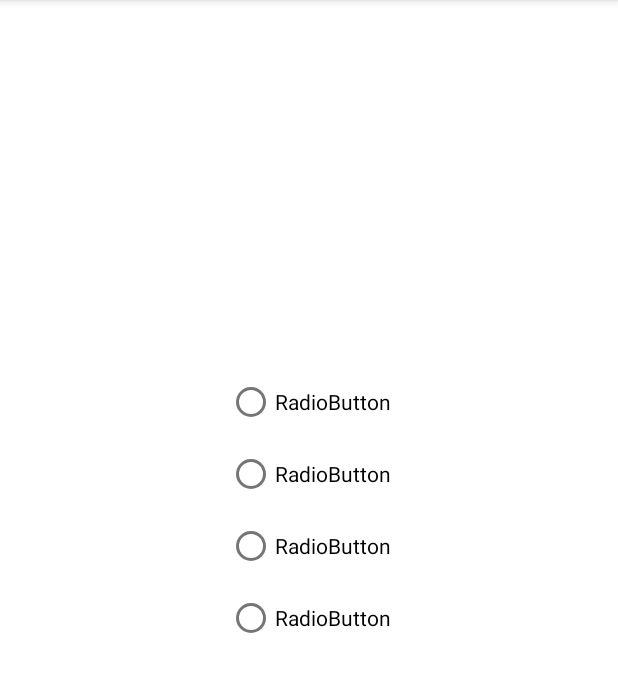
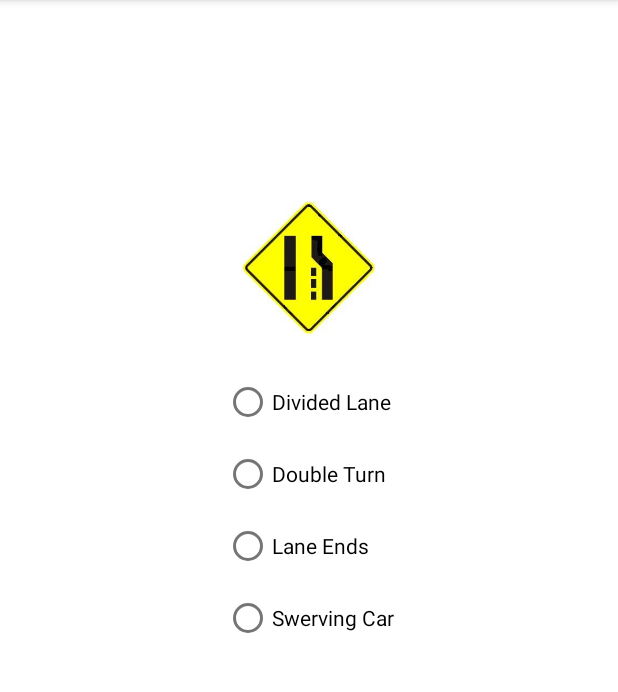
Before and after one commit to joaquinfox/Road-Sign-Test, an Android app: the screen it shows after launch (MainActivity), on a phone screen of 412 x 824 dp, the part 84-776 px from its top. Run offline under Robolectric (Android 15) with nearby library versions, the phone set to English and light mode, and no system bars.

Commit message:
random image and correct response

```diff
--- a/app/src/main/java/com/joaquin/roadsigntest/MainActivity.java
+++ b/app/src/main/java/com/joaquin/roadsigntest/MainActivity.java
@@ -3,15 +3,66 @@ package com.joaquin.roadsigntest;
 import androidx.appcompat.app.AppCompatActivity;
 
 import android.os.Bundle;
+import android.view.View;
+import android.widget.RadioButton;
+import android.widget.RadioGroup;
 import android.widget.TextView;
+import android.util.Log;
+
+import java.util.Random;
 
 public class MainActivity extends AppCompatActivity {
+    private static final String TAG = "";
 
     @Override
     protected void onCreate(Bundle savedInstanceState) {
         super.onCreate(savedInstanceState);
         setContentView(R.layout.activity_main);
 
-        TextView view = findViewById(R.id.textView);
+        TextView tView = findViewById(R.id.textView);
+        RadioGroup rg = findViewById(R.id.radioGroup);
+        RadioButton checkedRadioButton = (RadioButton) rg.findViewById(rg.getCheckedRadioButtonId());
+
+        String answer;
+        answer = renderRandomImage(tView);
+        // Event listener on radio group and child buttons
+        rg.setOnCheckedChangeListener(new RadioGroup.OnCheckedChangeListener() {
+            @Override
+            public void onCheckedChanged(RadioGroup radioGroup, int id) {
+                RadioButton checkedRadioButton = (RadioButton) radioGroup.findViewById(id);
+            }
+        });
+
+        renderRandomImage(tView);
+    }
+
+    public String renderRandomImage(View view) {
+        Random random = new Random();
+        int rand = random.nextInt(4);
+        String correctResponse = "";
+        switch (rand) {
+            case 0:
+                view.setBackgroundResource(R.drawable.divided_lane);
+                correctResponse = "Divided Lane";
+                break;
+            case 1:
+                view.setBackgroundResource(R.drawable.double_turn);
+                correctResponse = "Double Turn";
+
+                break;
+            case 2:
+                view.setBackgroundResource(R.drawable.lane_ends);
+                correctResponse = "Lane Ends";
+
+                break;
+            case 3:
+                view.setBackgroundResource(R.drawable.swerving_car);
+                correctResponse = "Swerving Car";
+                break;
+            default:
+                Log.i(TAG, "Something horrible has happened");
+        }
+
+        return correctResponse;
     }
 }
--- a/app/src/main/res/layout/activity_main.xml
+++ b/app/src/main/res/layout/activity_main.xml
@@ -18,6 +18,7 @@
         app:layout_constraintVertical_bias="0.198" />
 
     <RadioGroup
+        android:id="@+id/radioGroup"
         android:orientation="vertical"
         android:layout_width="wrap_content"
         android:layout_height="wrap_content"
@@ -27,28 +28,28 @@
         app:layout_constraintTop_toBottomOf="@+id/textView">
 
         <RadioButton
-            android:id="@+id/radioButton5"
+            android:id="@+id/dividedLane"
             android:layout_width="match_parent"
             android:layout_height="wrap_content"
-            android:text="RadioButton" />
+            android:text="Divided Lane" />
 
         <RadioButton
-            android:id="@+id/radioButton6"
+            android:id="@+id/doubleTurn"
             android:layout_width="match_parent"
             android:layout_height="wrap_content"
-            android:text="RadioButton" />
+            android:text="Double Turn" />
 
         <RadioButton
-            android:id="@+id/radioButton7"
+            android:id="@+id/laneEnds"
             android:layout_width="match_parent"
             android:layout_height="wrap_content"
-            android:text="RadioButton" />
+            android:text="Lane Ends" />
 
         <RadioButton
-            android:id="@+id/radioButton8"
+            android:id="@+id/swervingCar"
             android:layout_width="match_parent"
             android:layout_height="wrap_content"
-            android:text="RadioButton" />
+            android:text="Swerving Car" />
     </RadioGroup>
 
 </androidx.constraintlayout.widget.ConstraintLayout>
```
